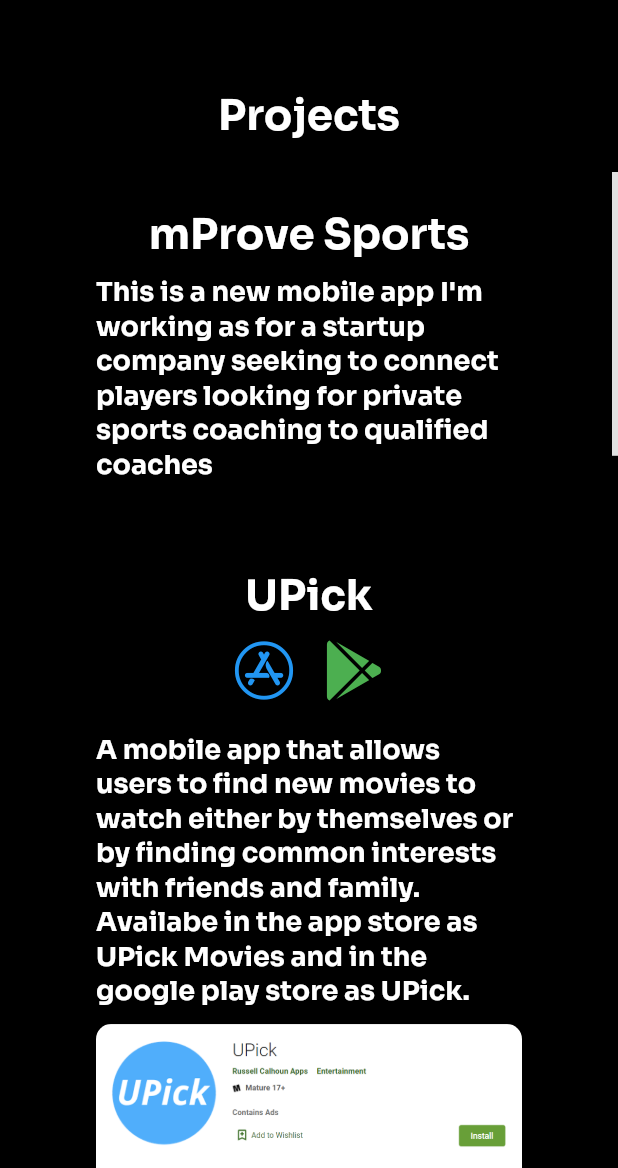
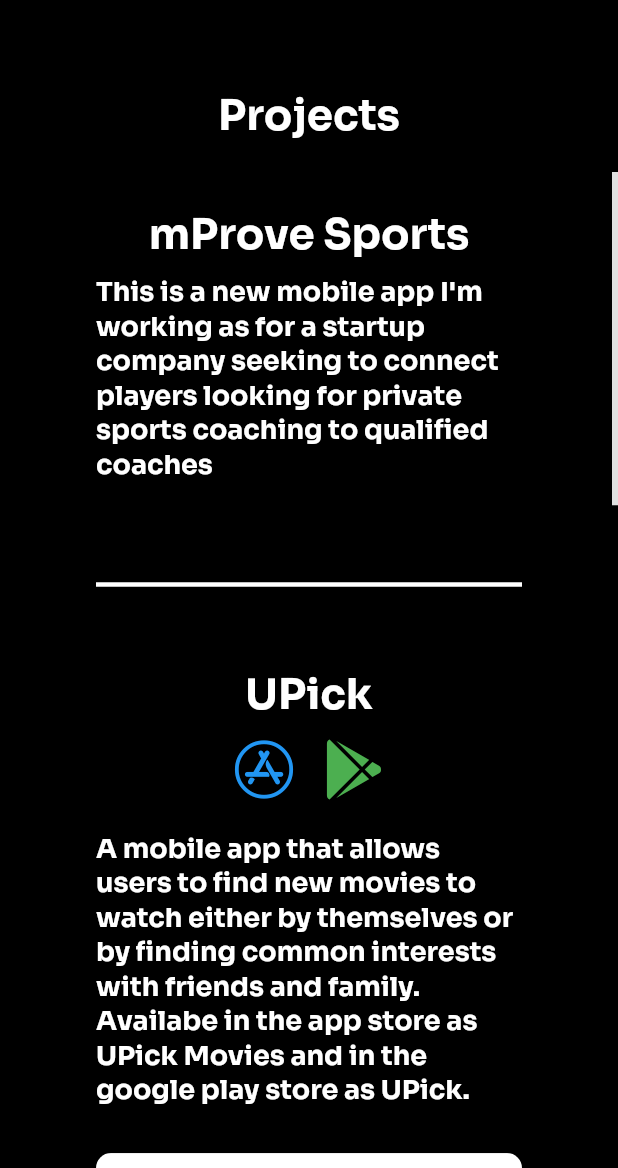
Before and after one commit to tayloraj10/Portfolio, a Flutter app: the GIS screen opened directly, after a tap on "Programming", on a phone screen of 412 x 824 dp, the part 68-1236 px from its top. Run offline on Flutter 3.47's test engine with Material 2 defaults, Android fonts, the phone set to English and light mode, and no system bars; drawn by our look-alikes of full_screen_image; our stand-ins replace font_awesome_flutter, google_fonts; missing offline and left inert: syncfusion_flutter_pdfviewer.

Commit message:
clean up some styling

```diff
--- a/lib/pages/gis.dart
+++ b/lib/pages/gis.dart
@@ -10,7 +10,10 @@
   @override
   Widget build(BuildContext context) {
     return Scaffold(
-      body: Column(
+      body: Center(
+        child: Container(
+          constraints: BoxConstraints(maxWidth: 1200),
+          child: Column(
             children: [
               Padding(
                   padding: const EdgeInsets.symmetric(
@@ -33,7 +36,8 @@
               ),
               Expanded(
                   child: ScrollConfiguration(
-            behavior: ScrollConfiguration.of(context).copyWith(dragDevices: {
+                behavior: ScrollConfiguration.of(context).copyWith(
+                    dragDevices: {
                       PointerDeviceKind.mouse,
                       PointerDeviceKind.touch
                     }),
@@ -84,6 +88,13 @@
                                         ),
                                       ),
                                     ),
+                                  SizedBox(
+                                    height: 30,
+                                  ),
+                                  Divider(
+                                    color: Colors.white,
+                                    thickness: 3,
+                                  )
                                 ],
                               ),
                             ),
@@ -94,6 +105,8 @@
               ))
             ],
           ),
+        ),
+      ),
     );
   }
 }
--- a/lib/pages/programming.dart
+++ b/lib/pages/programming.dart
@@ -10,7 +10,10 @@
   @override
   Widget build(BuildContext context) {
     return Scaffold(
-      body: Column(
+      body: Center(
+        child: Container(
+          constraints: BoxConstraints(maxWidth: 1200),
+          child: Column(
             children: [
               Padding(
                 padding: const EdgeInsets.symmetric(
@@ -34,7 +37,8 @@
               ),
               Expanded(
                   child: ScrollConfiguration(
-            behavior: ScrollConfiguration.of(context).copyWith(dragDevices: {
+                behavior: ScrollConfiguration.of(context).copyWith(
+                    dragDevices: {
                       PointerDeviceKind.mouse,
                       PointerDeviceKind.touch
                     }),
@@ -65,18 +69,21 @@
                                   if (programmingProjects[index]
                                       .containsKey("app_links"))
                                     Padding(
-                                  padding:
-                                      const EdgeInsets.symmetric(vertical: 12),
+                                      padding: const EdgeInsets.symmetric(
+                                          vertical: 12),
                                       child: Row(
-                                    mainAxisAlignment: MainAxisAlignment.center,
+                                        mainAxisAlignment:
+                                            MainAxisAlignment.center,
                                         children: [
                                           GestureDetector(
                                             onTap: () {
                                               launch(programmingProjects[index]
                                                   ['app_links']['ios']);
                                             },
-                                        child: Icon(FontAwesomeIcons.appStore,
-                                            color: Colors.blue, size: 40),
+                                            child: Icon(
+                                                FontAwesomeIcons.appStore,
+                                                color: Colors.blue,
+                                                size: 40),
                                           ),
                                           SizedBox(
                                             width: 20,
@@ -86,8 +93,10 @@
                                               launch(programmingProjects[index]
                                                   ['app_links']['android']);
                                             },
-                                        child: Icon(FontAwesomeIcons.googlePlay,
-                                            color: Colors.green, size: 40),
+                                            child: Icon(
+                                                FontAwesomeIcons.googlePlay,
+                                                color: Colors.green,
+                                                size: 40),
                                           )
                                         ],
                                       ),
@@ -99,7 +108,8 @@
                                   if (programmingProjects[index]['link'] != '')
                                     GestureDetector(
                                       onTap: () {
-                                    launch(programmingProjects[index]['link']);
+                                        launch(
+                                            programmingProjects[index]['link']);
                                       },
                                       child: Text(
                                         programmingProjects[index]['link'],
@@ -120,7 +130,7 @@
                                         fontWeight: FontWeight.bold),
                                   ),
                                   SizedBox(
-                                height: 10,
+                                    height: 30,
                                   ),
                                   if (programmingProjects[index]['image'] != '')
                                     FullScreenWidget(
@@ -129,11 +139,19 @@
                                           borderRadius: BorderRadius.circular(
                                               10), // Image border
                                           child: Image.asset(
-                                          programmingProjects[index]['image'],
+                                              programmingProjects[index]
+                                                  ['image'],
                                               fit: BoxFit.cover),
                                         ),
                                       ),
                                     ),
+                                  SizedBox(
+                                    height: 30,
+                                  ),
+                                  Divider(
+                                    color: Colors.white,
+                                    thickness: 3,
+                                  )
                                 ],
                               ),
                             ),
@@ -144,6 +162,8 @@
               ))
             ],
           ),
+        ),
+      ),
     );
   }
 }
--- a/pubspec.yaml
+++ b/pubspec.yaml
@@ -34,6 +34,7 @@
   font_awesome_flutter: ^9.2.0
   full_screen_image: ^1.0.2
   google_fonts: ^2.2.0
+  syncfusion_flutter_pdfviewer: ^19.4.42-beta
   url_launcher: ^6.0.18
 
 dev_dependencies:
```
Also changed, not shown: lib/pages/nfts.dart (+25 -7 lines), lib/pages/resume.dart (+14 -6 lines), pubspec.lock, 2 other files. Lines whose indentation alone changed are shown as unchanged.
